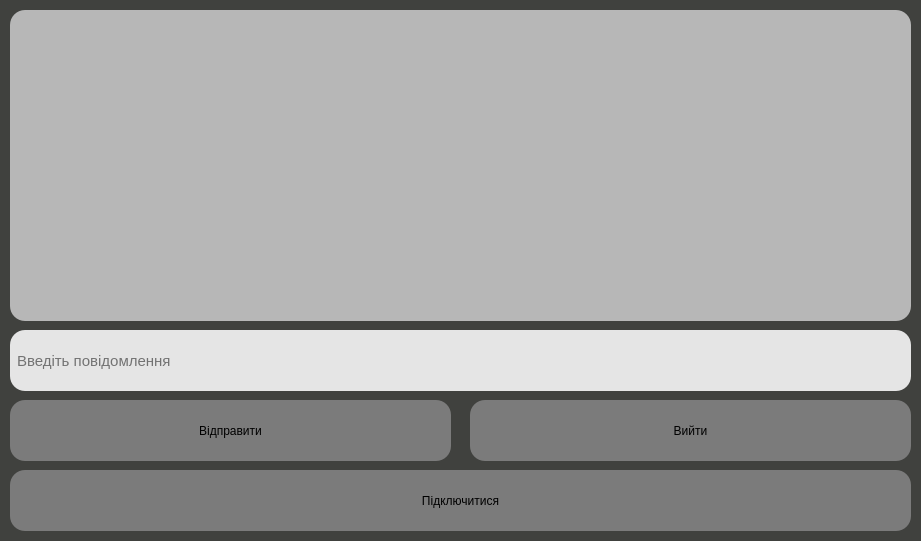
AndreyKovalskiy27/AChat, file client/design/QtDesigner/main_window.ui: the form before one commit.
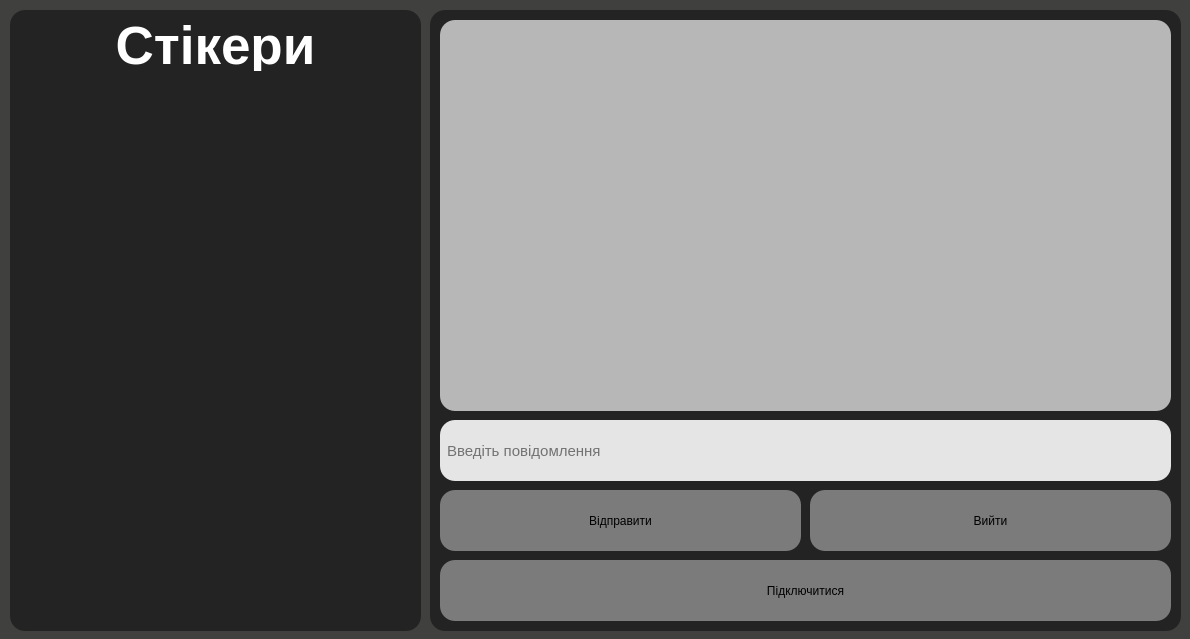
The form after the commit. Icons and pictures are not drawn.

```diff
--- a/client/design/QtDesigner/main_window.ui
+++ b/client/design/QtDesigner/main_window.ui
@@ -6,8 +6,8 @@
    <rect>
     <x>0</x>
     <y>0</y>
-    <width>921</width>
-    <height>541</height>
+    <width>1190</width>
+    <height>639</height>
    </rect>
   </property>
   <property name="minimumSize">
@@ -29,10 +29,10 @@
    <widget class="QListWidget" name="messages">
     <property name="geometry">
      <rect>
-      <x>10</x>
-      <y>10</y>
-      <width>901</width>
-      <height>311</height>
+      <x>440</x>
+      <y>20</y>
+      <width>731</width>
+      <height>391</height>
      </rect>
     </property>
     <property name="cursor" stdset="0">
@@ -46,9 +46,9 @@
    <widget class="QPushButton" name="send_message">
     <property name="geometry">
      <rect>
-      <x>10</x>
-      <y>400</y>
-      <width>441</width>
+      <x>440</x>
+      <y>490</y>
+      <width>361</width>
       <height>61</height>
      </rect>
     </property>
@@ -71,9 +71,9 @@
    <widget class="QPushButton" name="connect_to_server">
     <property name="geometry">
      <rect>
-      <x>10</x>
-      <y>470</y>
-      <width>901</width>
+      <x>440</x>
+      <y>560</y>
+      <width>731</width>
       <height>61</height>
      </rect>
     </property>
@@ -96,9 +96,9 @@
    <widget class="QPushButton" name="exit">
     <property name="geometry">
      <rect>
-      <x>470</x>
-      <y>400</y>
-      <width>441</width>
+      <x>810</x>
+      <y>490</y>
+      <width>361</width>
       <height>61</height>
      </rect>
     </property>
@@ -121,9 +121,9 @@
    <widget class="QLineEdit" name="message">
     <property name="geometry">
      <rect>
-      <x>10</x>
-      <y>330</y>
-      <width>901</width>
+      <x>440</x>
+      <y>420</y>
+      <width>731</width>
       <height>61</height>
      </rect>
     </property>
@@ -137,6 +137,343 @@
      <string>Введіть повідомлення</string>
     </property>
    </widget>
+   <widget class="QFrame" name="frame">
+    <property name="geometry">
+     <rect>
+      <x>10</x>
+      <y>10</y>
+      <width>411</width>
+      <height>621</height>
+     </rect>
+    </property>
+    <property name="styleSheet">
+     <string notr="true">background-color: rgb(35, 35, 35);
+border-radius: 15px;</string>
+    </property>
+    <property name="frameShape">
+     <enum>QFrame::StyledPanel</enum>
+    </property>
+    <property name="frameShadow">
+     <enum>QFrame::Raised</enum>
+    </property>
+    <widget class="QLabel" name="label">
+     <property name="geometry">
+      <rect>
+       <x>10</x>
+       <y>10</y>
+       <width>391</width>
+       <height>51</height>
+      </rect>
+     </property>
+     <property name="font">
+      <font>
+       <pointsize>40</pointsize>
+       <weight>75</weight>
+       <bold>true</bold>
+      </font>
+     </property>
+     <property name="styleSheet">
+      <string notr="true">color: rgb(255, 255, 255);</string>
+     </property>
+     <property name="text">
+      <string>Стікери</string>
+     </property>
+     <property name="alignment">
+      <set>Qt::AlignCenter</set>
+     </property>
+    </widget>
+    <widget class="QPushButton" name="sticker1">
+     <property name="geometry">
+      <rect>
+       <x>20</x>
+       <y>70</y>
+       <width>111</width>
+       <height>111</height>
+      </rect>
+     </property>
+     <property name="cursor">
+      <cursorShape>PointingHandCursor</cursorShape>
+     </property>
+     <property name="text">
+      <string/>
+     </property>
+     <property name="icon">
+      <iconset>
+       <normaloff>../../assets/1.png</normaloff>../../assets/1.png</iconset>
+     </property>
+     <property name="iconSize">
+      <size>
+       <width>100</width>
+       <height>100</height>
+      </size>
+     </property>
+     <property name="checkable">
+      <bool>false</bool>
+     </property>
+     <property name="autoRepeat">
+      <bool>false</bool>
+     </property>
+     <property name="autoExclusive">
+      <bool>false</bool>
+     </property>
+     <property name="autoDefault">
+      <bool>false</bool>
+     </property>
+     <property name="default">
+      <bool>false</bool>
+     </property>
+     <property name="flat">
+      <bool>false</bool>
+     </property>
+    </widget>
+    <widget class="QPushButton" name="sticker2">
+     <property name="geometry">
+      <rect>
+       <x>150</x>
+       <y>70</y>
+       <width>111</width>
+       <height>111</height>
+      </rect>
+     </property>
+     <property name="cursor">
+      <cursorShape>PointingHandCursor</cursorShape>
+     </property>
+     <property name="text">
+      <string/>
+     </property>
+     <property name="icon">
+      <iconset>
+       <normaloff>../../assets/2.png</normaloff>../../assets/2.png</iconset>
+     </property>
+     <property name="iconSize">
+      <size>
+       <width>100</width>
+       <height>100</height>
+      </size>
+     </property>
+     <property name="checkable">
+      <bool>false</bool>
+     </property>
+     <property name="autoRepeat">
+      <bool>false</bool>
+     </property>
+     <property name="autoExclusive">
+      <bool>false</bool>
+     </property>
+     <property name="autoDefault">
+      <bool>false</bool>
+     </property>
+     <property name="default">
+      <bool>false</bool>
+     </property>
+     <property name="flat">
+      <bool>false</bool>
+     </property>
+    </widget>
+    <widget class="QPushButton" name="sticker3">
+     <property name="geometry">
+      <rect>
+       <x>280</x>
+       <y>70</y>
+       <width>111</width>
+       <height>111</height>
+      </rect>
+     </property>
+     <property name="cursor">
+      <cursorShape>PointingHandCursor</cursorShape>
+     </property>
+     <property name="text">
+      <string/>
+     </property>
+     <property name="icon">
+      <iconset>
+       <normaloff>../../assets/3.png</normaloff>../../assets/3.png</iconset>
+     </property>
+     <property name="iconSize">
+      <size>
+       <width>100</width>
+       <height>100</height>
+      </size>
+     </property>
+     <property name="checkable">
+      <bool>false</bool>
+     </property>
+     <property name="autoRepeat">
+      <bool>false</bool>
+     </property>
+     <property name="autoExclusive">
+      <bool>false</bool>
+     </property>
+     <property name="autoDefault">
+      <bool>false</bool>
+     </property>
+     <property name="default">
+      <bool>false</bool>
+     </property>
+     <property name="flat">
+      <bool>false</bool>
+     </property>
+    </widget>
+    <widget class="QPushButton" name="sticker5">
+     <property name="geometry">
+      <rect>
+       <x>150</x>
+       <y>190</y>
+       <width>111</width>
+       <height>111</height>
+      </rect>
+     </property>
+     <property name="cursor">
+      <cursorShape>PointingHandCursor</cursorShape>
+     </property>
+     <property name="text">
+      <string/>
+     </property>
+     <property name="icon">
+      <iconset>
+       <normaloff>../../assets/5.png</normaloff>../../assets/5.png</iconset>
+     </property>
+     <property name="iconSize">
+      <size>
+       <width>100</width>
+       <height>100</height>
+      </size>
+     </property>
+     <property name="checkable">
+      <bool>false</bool>
+     </property>
+     <property name="autoRepeat">
+      <bool>false</bool>
+     </property>
+     <property name="autoExclusive">
+      <bool>false</bool>
+     </property>
+     <property name="autoDefault">
+      <bool>false</bool>
+     </property>
+     <property name="default">
+      <bool>false</bool>
+     </property>
+     <property name="flat">
+      <bool>false</bool>
+     </property>
+    </widget>
+    <widget class="QPushButton" name="sticker6">
+     <property name="geometry">
+      <rect>
+       <x>280</x>
+       <y>190</y>
+       <width>111</width>
+       <height>111</height>
+      </rect>
+     </property>
+     <property name="cursor">
+      <cursorShape>PointingHandCursor</cursorShape>
+     </property>
+     <property name="text">
+      <string/>
+     </property>
+     <property name="icon">
+      <iconset>
+       <normaloff>../../assets/6.png</normaloff>../../assets/6.png</iconset>
+     </property>
+     <property name="iconSize">
+      <size>
+       <width>100</width>
+       <height>100</height>
+      </size>
+     </property>
+     <property name="checkable">
+      <bool>false</bool>
+     </property>
+     <property name="autoRepeat">
+      <bool>false</bool>
+     </property>
+     <property name="autoExclusive">
+      <bool>false</bool>
+     </property>
+     <property name="autoDefault">
+      <bool>false</bool>
+     </property>
+     <property name="default">
+      <bool>false</bool>
+     </property>
+     <property name="flat">
+      <bool>false</bool>
+     </property>
+    </widget>
+    <widget class="QPushButton" name="sticker4">
+     <property name="geometry">
+      <rect>
+       <x>20</x>
+       <y>190</y>
+       <width>111</width>
+       <height>111</height>
+      </rect>
+     </property>
+     <property name="cursor">
+      <cursorShape>PointingHandCursor</cursorShape>
+     </property>
+     <property name="text">
+      <string/>
+     </property>
+     <property name="icon">
+      <iconset>
+       <normaloff>../../assets/4.png</normaloff>../../assets/4.png</iconset>
+     </property>
+     <property name="iconSize">
+      <size>
+       <width>100</width>
+       <height>100</height>
+      </size>
+     </property>
+     <property name="checkable">
+      <bool>false</bool>
+     </property>
+     <property name="autoRepeat">
+      <bool>false</bool>
+     </property>
+     <property name="autoExclusive">
+      <bool>false</bool>
+     </property>
+     <property name="autoDefault">
+      <bool>false</bool>
+     </property>
+     <property name="default">
+      <bool>false</bool>
+     </property>
+     <property name="flat">
+      <bool>false</bool>
+     </property>
+    </widget>
+   </widget>
+   <widget class="QFrame" name="frame_2">
+    <property name="geometry">
+     <rect>
+      <x>430</x>
+      <y>10</y>
+      <width>751</width>
+      <height>621</height>
+     </rect>
+    </property>
+    <property name="styleSheet">
+     <string notr="true">background-color: rgb(35, 35, 35);
+border-radius: 15px;</string>
+    </property>
+    <property name="frameShape">
+     <enum>QFrame::StyledPanel</enum>
+    </property>
+    <property name="frameShadow">
+     <enum>QFrame::Raised</enum>
+    </property>
+   </widget>
+   <zorder>frame_2</zorder>
+   <zorder>messages</zorder>
+   <zorder>send_message</zorder>
+   <zorder>connect_to_server</zorder>
+   <zorder>exit</zorder>
+   <zorder>message</zorder>
+   <zorder>frame</zorder>
   </widget>
  </widget>
  <resources/>
```
